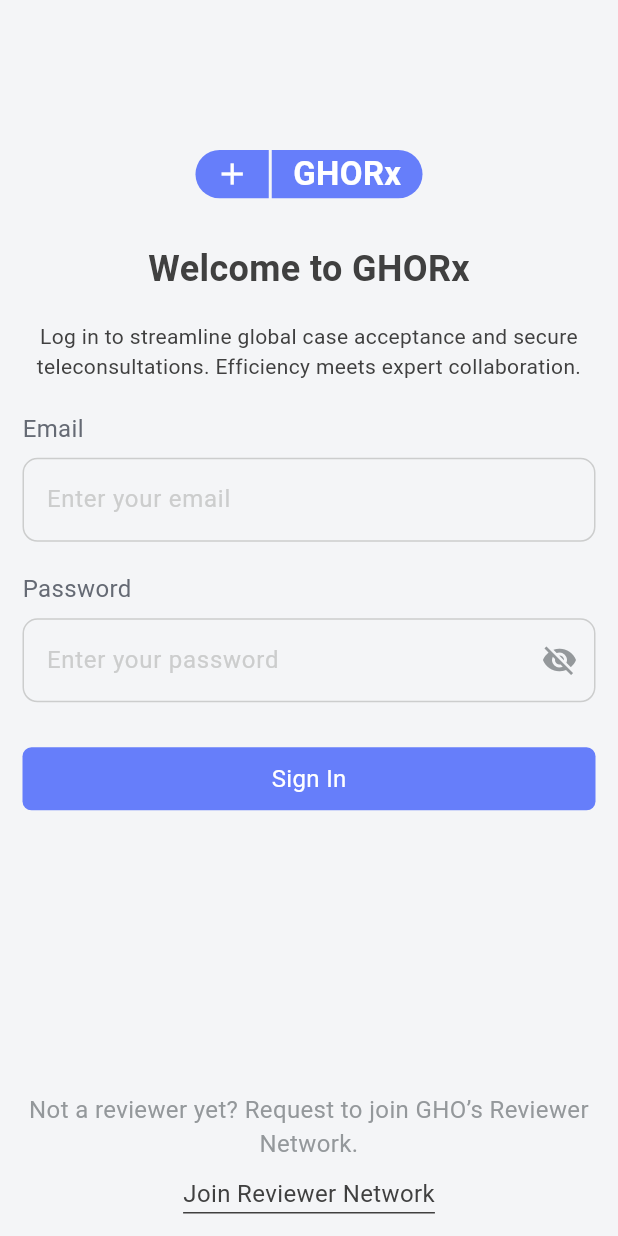
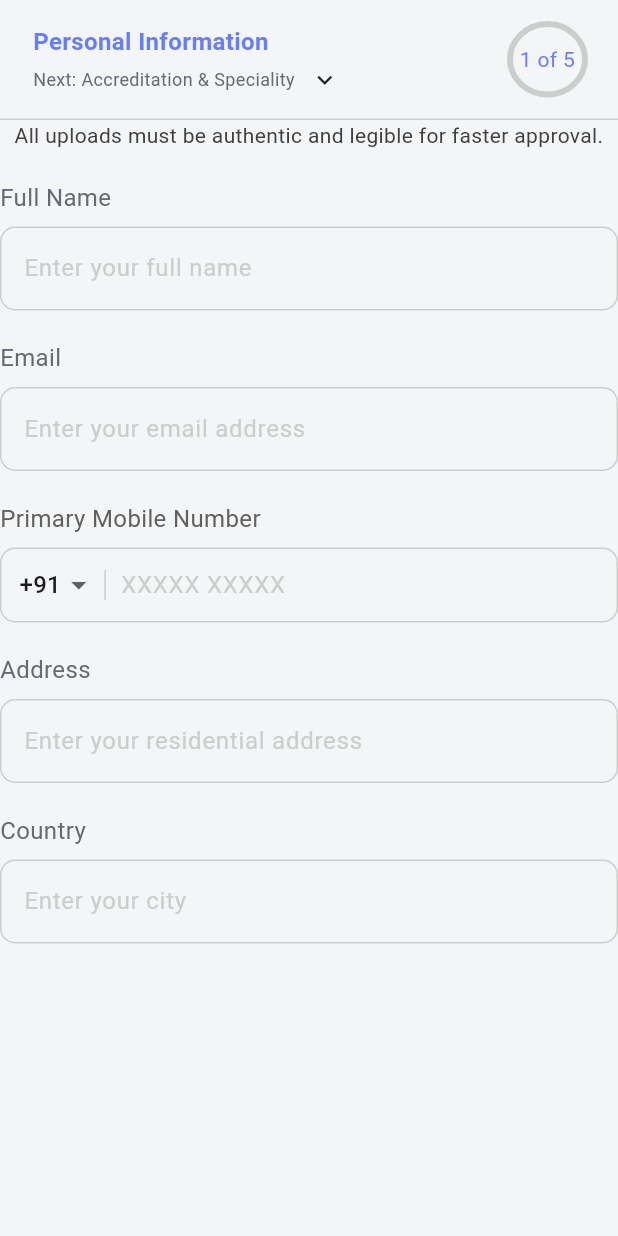
Before and after one commit to 2000swathi/GHO-RX-Mobile-APP--New, a Flutter app: the screen it shows after launch, on a phone screen of 412 x 824 dp. Run offline on Flutter 3.47's test engine with Material 3 defaults, Android fonts, the phone set to English and light mode, and no system bars; our stand-ins replace dio, equatable, flutter_bloc, pinput.

Commit message:
updated personal information screen

```diff
--- a/lib/core/common_widgets/custom_appbar.dart
+++ b/lib/core/common_widgets/custom_appbar.dart
@@ -0,0 +1,92 @@
+import 'package:flutter/material.dart';
+import 'package:ghorx_mobile_app_new/core/constants/app_colors.dart';
+import 'package:ghorx_mobile_app_new/core/constants/app_fonts.dart';
+
+class CustomAppBar extends StatelessWidget implements PreferredSizeWidget {
+  final String title;
+  final String subtitle;
+  final int currentStep;
+  final int totalSteps;
+
+  const CustomAppBar({
+    Key? key,
+    required this.title,
+    required this.subtitle,
+    required this.currentStep,
+    required this.totalSteps,
+  }) : super(key: key);
+
+  @override
+  Size get preferredSize => const Size.fromHeight(80);
+
+  @override
+  Widget build(BuildContext context) {
+    return Container(
+      padding: const EdgeInsets.symmetric(horizontal: 16, vertical: 10),
+      decoration: const BoxDecoration(
+        color: AppColors.backgroundcolor,
+        border: Border(
+          bottom: BorderSide(
+            color: AppColors.offgreycolor,
+            width: 1,
+          )
+        )
+      ),
+      child: Padding(
+        padding: const EdgeInsets.all(6.0),
+        child: SafeArea(
+          child: Row(
+            mainAxisAlignment: MainAxisAlignment.spaceBetween,
+            children: [
+              Column(
+                crossAxisAlignment: CrossAxisAlignment.start,
+                children: [
+                  Text(
+                    title,
+                    style: AppFonts.textblue,
+                  ),
+                   SizedBox(height: 4),
+                  Row(
+                    children: [
+                      Text(
+                        subtitle,
+                        style: AppFonts.textappbar,
+                      ),
+                      SizedBox(width: 10),
+                      Icon(Icons.keyboard_arrow_down, size: 20),
+                    ],
+                  ),
+                ],
+              ),
+
+              SizedBox(
+                width: 50,
+                height: 50,
+                child: Stack(
+                  alignment: Alignment.center,
+                  children: [
+                    SizedBox(
+                      width: 60,
+                      height: 60,
+                      child: CircularProgressIndicator(
+                        value: (currentStep - 1) / (totalSteps - 1),
+                        strokeWidth: 4,
+                        backgroundColor: AppColors.offgreycolor,
+                        valueColor: AlwaysStoppedAnimation<Color>(AppColors.primarycolor),
+                      ),
+                    ),
+                    Text(
+                      "$currentStep of $totalSteps",
+                      style: AppFonts.textprogressbar,
+                      textAlign: TextAlign.center,
+                    ),
+                  ],
+                ),
+              ),
+            ],
+          ),
+        ),
+      ),
+    );
+  }
+}
--- /dev/null
+++ b/lib/core/common_widgets/custom_phone.dart
@@ -0,0 +1,74 @@
+import 'package:flutter/material.dart';
+import 'package:ghorx_mobile_app_new/core/constants/app_colors.dart';
+import 'package:ghorx_mobile_app_new/core/constants/app_fonts.dart';
+
+class CustomPhoneField extends StatefulWidget {
+  final TextEditingController controller;
+  final String label;
+
+  const CustomPhoneField({
+    Key? key,
+    required this.controller,
+    this.label = "Primary Mobile Number",
+  }) : super(key: key);
+
+  @override
+  _CustomPhoneFieldState createState() => _CustomPhoneFieldState();
+}
+
+class _CustomPhoneFieldState extends State<CustomPhoneField> {
+  String selectedCountryCode = '91';
+  final List<String> countryCodes = ['91', '1', '44', '61']; // Add more codes as needed
+
+  @override
+  Widget build(BuildContext context) {
+    return Column(
+      crossAxisAlignment: CrossAxisAlignment.start,
+      children: [
+        Text(widget.label,
+            style: TextStyle(fontSize: 16, color: Colors.grey[700])),
+        const SizedBox(height: 8),
+        Container(
+          padding: const EdgeInsets.symmetric(horizontal: 12),
+          decoration: BoxDecoration(
+            border: Border.all(color: AppColors.offgreycolor),
+            borderRadius: BorderRadius.circular(10),
+          ),
+          child: Row(
+            children: [
+              DropdownButton<String>(
+                value: selectedCountryCode,
+                underline: const SizedBox(),
+                items: countryCodes.map((code) {
+                  return DropdownMenuItem(
+                    value: code,
+                    child: Text("+$code"),
+                  );
+                }).toList(),
+                onChanged: (value) {
+                  setState(() {
+                    selectedCountryCode = value!;
+                  });
+                },
+              ),
+              const SizedBox(width: 5),
+              Container(width: 1, height: 20, color: AppColors.offgreycolor),
+              const SizedBox(width: 10),
+              Expanded(
+                child: TextFormField(
+                  controller: widget.controller,
+                  keyboardType: TextInputType.phone,
+                  decoration: const InputDecoration(
+                    border: InputBorder.none,
+                    hintText: "XXXXX XXXXX",
+                    hintStyle: AppFonts.hinttext,
+                  ),
+                ),
+              ),
+            ],
+          ),
+        ),
+      ],
+    );
+  }
+}
--- a/lib/core/constants/app_fonts.dart
+++ b/lib/core/constants/app_fonts.dart
@@ -50,7 +50,7 @@
   static const TextStyle textblue = TextStyle(
     fontFamily: primaryFont,
     fontSize: 16,
-    fontWeight: FontWeight.w400,
+    fontWeight: FontWeight.w600,
     color: AppColors.primarycolor,
   );
   static const TextStyle textprimary = TextStyle(
@@ -73,4 +73,17 @@
     color: AppColors.white,
   );
 
+  static const TextStyle textappbar = TextStyle(
+    fontFamily: primaryFont,
+    fontSize: 12,
+    fontWeight: FontWeight.w400,
+    color: AppColors.textSecondary,
+  );
+
+  static const TextStyle textprogressbar = TextStyle(
+    fontFamily: primaryFont,
+    fontSize: 14,
+    fontWeight: FontWeight.w400,
+    color: AppColors.primarycolor,
+  );
 }
--- a/lib/core/router/app_router.dart
+++ b/lib/core/router/app_router.dart
@@ -1,6 +1,7 @@
 import 'package:flutter/material.dart';
 import 'package:ghorx_mobile_app_new/features/auth/otp_screen.dart';
 import 'package:ghorx_mobile_app_new/features/auth/register_screen.dart';
+import 'package:ghorx_mobile_app_new/features/auth/personal_information.dart';
 import 'package:ghorx_mobile_app_new/features/auth/reset_password.dart';
 import '../../features/auth/login_screen.dart';
 import '../../features/splash/splash_screen.dart';
@@ -9,6 +10,7 @@
   static const String splash = '/';
   static const String login = '/login';
   static const String register = '/register';
+  static const String personalinformation = '/personalinformation';
   static const String otp = '/otp';
   static const String reset = '/reset';
 
@@ -18,13 +20,14 @@
         return MaterialPageRoute(builder: (_) => const SplashScreen());
       case login:
         return MaterialPageRoute(builder: (_) =>  LoginScreen());
-
       case register:
         return MaterialPageRoute(builder: (_) => RegisterScreen());
+      case personalinformation:
+        return MaterialPageRoute(builder: (_) => PersonalInformationScreen());
       case otp:
         return MaterialPageRoute(builder: (_) => OtpScreen());
         case reset:
-        return MaterialPageRoute(builder: (_) =>  ResetPasswordScreen());
+        return MaterialPageRoute(builder: (_) =>  ResetPassword());
 
       default:
         return MaterialPageRoute(
--- /dev/null
+++ b/lib/features/auth/personal_information.dart
@@ -0,0 +1,54 @@
+import 'package:flutter/material.dart';
+import 'package:ghorx_mobile_app_new/core/common_widgets/custom_appbar.dart';
+import 'package:ghorx_mobile_app_new/core/common_widgets/custom_phone.dart';
+import 'package:ghorx_mobile_app_new/core/common_widgets/custom_textformfield.dart';
+import 'package:ghorx_mobile_app_new/core/constants/app_fonts.dart';
+
+class PersonalInformationScreen extends StatelessWidget {
+  const PersonalInformationScreen({super.key});
+
+  @override
+  Widget build(BuildContext context) {
+    TextEditingController phoneController = TextEditingController();
+    return Scaffold(
+      appBar: CustomAppBar(
+        title: "Personal Information",
+        subtitle: "Next: Accreditation & Speciality",
+        currentStep: 1,
+        totalSteps: 5,
+      ),
+      body:
+        Column(
+          mainAxisAlignment: MainAxisAlignment.start,
+          crossAxisAlignment: CrossAxisAlignment.center,
+          children: [
+            Text("All uploads must be authentic and legible for faster approval.",
+            style: AppFonts.subtext,
+            textAlign: TextAlign.center,
+            ),
+            SizedBox(height: 20),
+            CustomTextFormField(
+              name: "Full Name",
+              hintText: "Enter your full name"),
+            SizedBox(height: 20),
+            CustomTextFormField(
+              name: "Email",
+              hintText: "Enter your email address"),
+            SizedBox(height: 20),
+            CustomPhoneField(controller: phoneController),
+            SizedBox(height: 20),
+            CustomTextFormField(
+              name: "Address",
+              hintText: "Enter your residential address"),
+            SizedBox(height: 20),
+            CustomTextFormField(
+              name: "Country",
+              hintText: "Enter your city"),
+            SizedBox(height: 20),
+
+          ],
+        ),
+
+    );
+  }
+}
--- a/lib/features/auth/reset_password.dart
+++ b/lib/features/auth/reset_password.dart
@@ -2,20 +2,36 @@
 import 'package:ghorx_mobile_app_new/core/common_widgets/custom_button.dart';
 import 'package:ghorx_mobile_app_new/core/common_widgets/custom_textformfield.dart';
 import 'package:ghorx_mobile_app_new/core/common_widgets/logo_widget.dart';
+import 'package:ghorx_mobile_app_new/core/constants/app_colors.dart';
 import 'package:ghorx_mobile_app_new/core/constants/app_fonts.dart';
+import 'package:ghorx_mobile_app_new/core/constants/validation.dart';
 
-class ResetPasswordScreen extends StatelessWidget {
-  const ResetPasswordScreen({super.key});
+class ResetPassword extends StatefulWidget {
+  const ResetPassword({super.key});
+
+  @override
+  State<ResetPassword> createState() => _ResetPasswordState();
+}
+
+class _ResetPasswordState extends State<ResetPassword> {
+  final TextEditingController passwordController = TextEditingController();
+  final TextEditingController confirmpasswordController = TextEditingController();
+  final _formKey = GlobalKey<FormState>();
+  bool _obscurePassword = true;
 
   @override
   Widget build(BuildContext context) {
     return Scaffold(
-      body: Padding(
-        padding: const EdgeInsets.symmetric(horizontal: 10),
+       body: SingleChildScrollView(
+         child: Padding(
+          padding: const EdgeInsets.symmetric(horizontal: 15, vertical: 40),
+          child: Form(
+            key: _formKey,
             child: Column(
               crossAxisAlignment: CrossAxisAlignment.center,
-          mainAxisAlignment: MainAxisAlignment.center,
+              mainAxisAlignment: MainAxisAlignment.start,
               children: [
+                SizedBox(height: 100),
                 CustomLogo(),
                 SizedBox(height: 20),
                 Text("Reset Password",
@@ -29,17 +45,44 @@
                 SizedBox(height: 40),
                 CustomTextFormField(
                   name: "New Password",
-              hintText: "Enter your strong password"),
+                  hintText: "Enter your strong password",
+                  controller: passwordController,
+                  obscureText: _obscurePassword,
+                  validator: Validation.validatePassword,
+                  ),
                 SizedBox(height: 20),
                 CustomTextFormField(
                   name: "Confirm Password",
-              hintText: "Repeat your Password"),
+                  hintText: "Repeat your Password",
+                  controller: confirmpasswordController,
+                  obscureText: _obscurePassword,
+                  suffixIcon: IconButton(
+                                  icon: Icon(
+                                    _obscurePassword
+                                        ? Icons.visibility_off
+                                        : Icons.visibility,
+                                    color: AppColors.hint1color,
+                                  ),
+                                  onPressed: () {
+                                    setState(() {
+                                      _obscurePassword = !_obscurePassword;
+                                    });
+                                  },
+                                ),
+                  validator: (value) => Validation.confirmPasswordValidator( value, passwordController),
+                  ),
                 SizedBox(height: 40),
                 CustomButton(
                   text: "Confirm",
-              onPressed: () {}
+                  onPressed: () {
+                    if (_formKey.currentState!.validate()) {
+                      Navigator.pushNamed(context, '/login');
+                    }
+                  }
                 ),
               ],
+            ),
+          ),
                ),
        ),
     );
--- a/lib/features/splash/splash_screen.dart
+++ b/lib/features/splash/splash_screen.dart
@@ -15,7 +15,7 @@
       child: BlocListener<SplashBloc, SplashState>(
         listener: (context, state) {
           if (state is SplashCompleted) {
-            Navigator.pushReplacementNamed(context, '/login');
+            Navigator.pushReplacementNamed(context, '/personalinformation');
           }
         },
         child: Scaffold(
```
Lines whose indentation alone changed are shown as unchanged.
